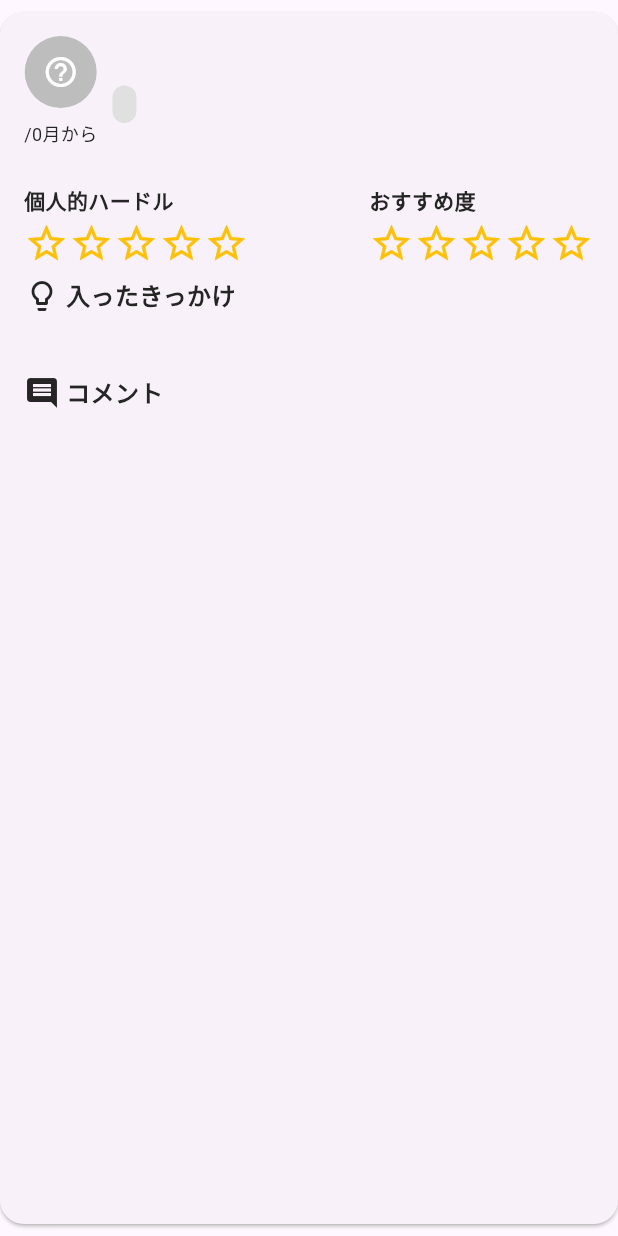
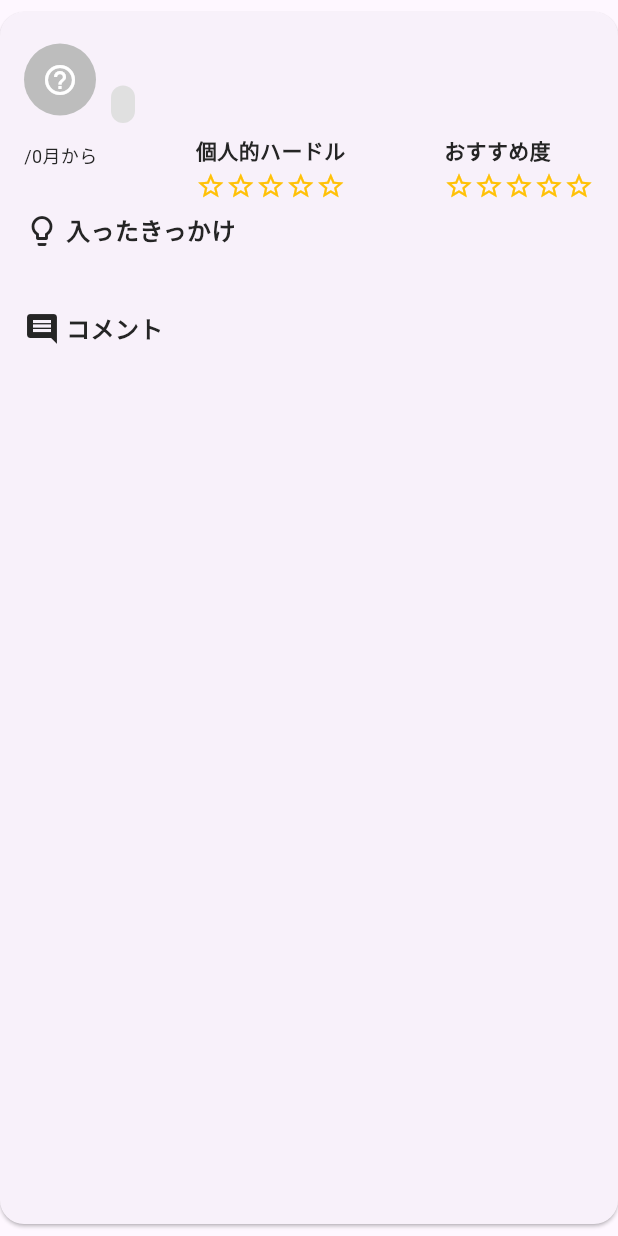
Before and after one commit to raimudes86/TsukuLog, a Flutter app: the CareerDetailCard widget shown alone on an empty page, opened directly with empty values, on a phone screen of 412 x 824 dp. Run offline on Flutter 3.47's test engine with Material 3 defaults, Android fonts, the phone set to English and light mode, and no system bars; our stand-ins replace cloud_firestore, firebase_auth, firebase_core; accounts and stored records are empty.

Commit message:
change:星の大きさ変更

```diff
--- a/lib/components/career_detail_card.dart
+++ b/lib/components/career_detail_card.dart
@@ -34,7 +34,6 @@ class CareerDetailCard extends StatefulWidget {
 }
 
 class _CareerDetailCardState extends State<CareerDetailCard> {
-
   @override
   Widget build(BuildContext context) {
     return Card(
@@ -58,31 +57,16 @@ class _CareerDetailCardState extends State<CareerDetailCard> {
             // ), // デバッグ用
             // 左のアイコンとタイトルの行
             Row(
-              crossAxisAlignment: CrossAxisAlignment.start,
+              crossAxisAlignment: CrossAxisAlignment.center,
               children: [
                 // 左側のアイコン
                 Column(
                   mainAxisAlignment: MainAxisAlignment.center,
                   children: [
                     CareerIcon(categoryName: widget.category),
-                    const SizedBox(height: 8),
-                    Text(
-                      '${widget.startGrade}/${widget.startMonth}月から',
-                      style: TextStyle(
-                        fontSize: 12,
-                        color: Color(0xFF252525),
-                      ),
-                    ),
-                    Text(
-                      widget.span,
-                      style: TextStyle(
-                        fontSize: 12,
-                        color: Color(0xFF252525),
-                      ),
-                    ),
                   ],
                 ),
-                const SizedBox(width:10),
+                const SizedBox(width: 10),
                 // タイトルとカテゴリ
                 Expanded(
                   child: Column(
@@ -154,12 +138,32 @@ class _CareerDetailCardState extends State<CareerDetailCard> {
               mainAxisAlignment: MainAxisAlignment.spaceBetween,
               children: [
                 Column(
+                  children: [
+                    Text(
+                      '${widget.startGrade}/${widget.startMonth}月から',
+                      style: TextStyle(
+                        fontSize: 12,
+                        color: Color(0xFF252525),
+                      ),
+                    ),
+                    Text(
+                      widget.span,
+                      style: TextStyle(
+                        fontSize: 12,
+                        color: Color(0xFF252525),
+                      ),
+                    ),
+                  ],
+                ),
+                Column(
                   crossAxisAlignment: CrossAxisAlignment.start,
                   children: [
-                    const Text('個人的ハードル',
-                      style: TextStyle(fontSize: 14,
-                      color: Color(0xFF252525),
-                      fontWeight: FontWeight.bold,
+                    const Text(
+                      '個人的ハードル',
+                      style: TextStyle(
+                        fontSize: 14,
+                        color: Color(0xFF252525),
+                        fontWeight: FontWeight.bold,
                       ),
                     ),
                     const SizedBox(height: 4),
@@ -169,8 +173,10 @@ class _CareerDetailCardState extends State<CareerDetailCard> {
                 Column(
                   crossAxisAlignment: CrossAxisAlignment.start,
                   children: [
-                    const Text('おすすめ度',
-                      style: TextStyle(fontSize: 14,
+                    const Text(
+                      'おすすめ度',
+                      style: TextStyle(
+                        fontSize: 14,
                         color: Color(0xFF252525),
                         fontWeight: FontWeight.bold,
                       ),
@@ -186,7 +192,8 @@ class _CareerDetailCardState extends State<CareerDetailCard> {
             Row(
               crossAxisAlignment: CrossAxisAlignment.start,
               children: [
-                const Icon(Icons.lightbulb_outline, color: Color(0xFF252525), size: 24),
+                const Icon(Icons.lightbulb_outline,
+                    color: Color(0xFF252525), size: 24),
                 const SizedBox(width: 4),
                 Expanded(
                   child: Column(
@@ -259,7 +266,7 @@ class _CareerDetailCardState extends State<CareerDetailCard> {
         return Icon(
           index < stars ? Icons.star : Icons.star_border,
           color: Colors.amber,
-          size: 30,
+          size: 20,
         );
       }),
     );
```
